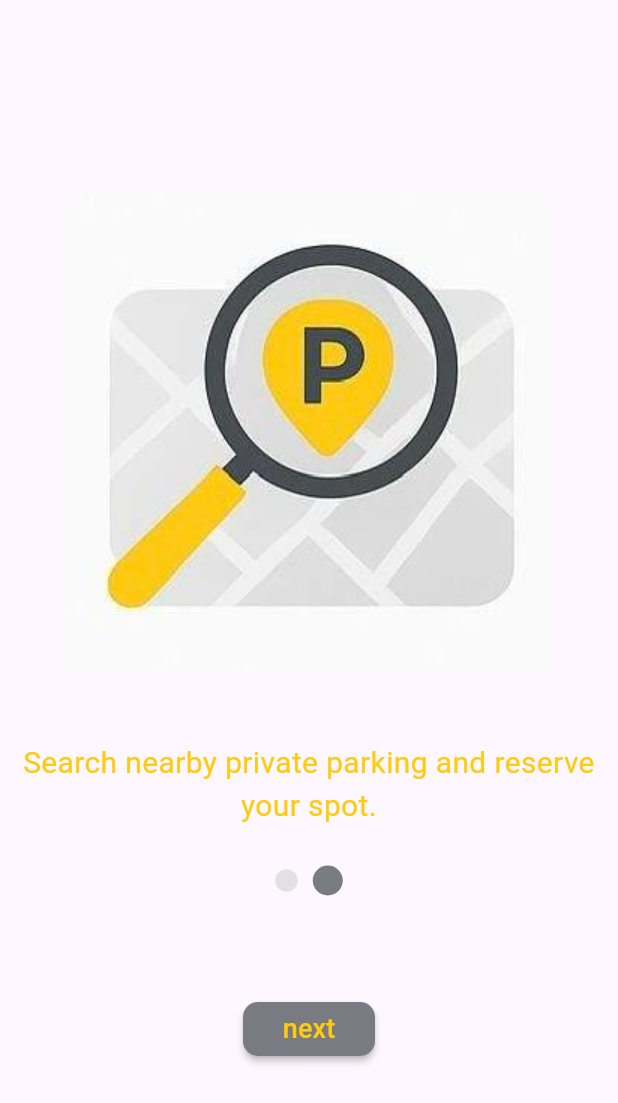
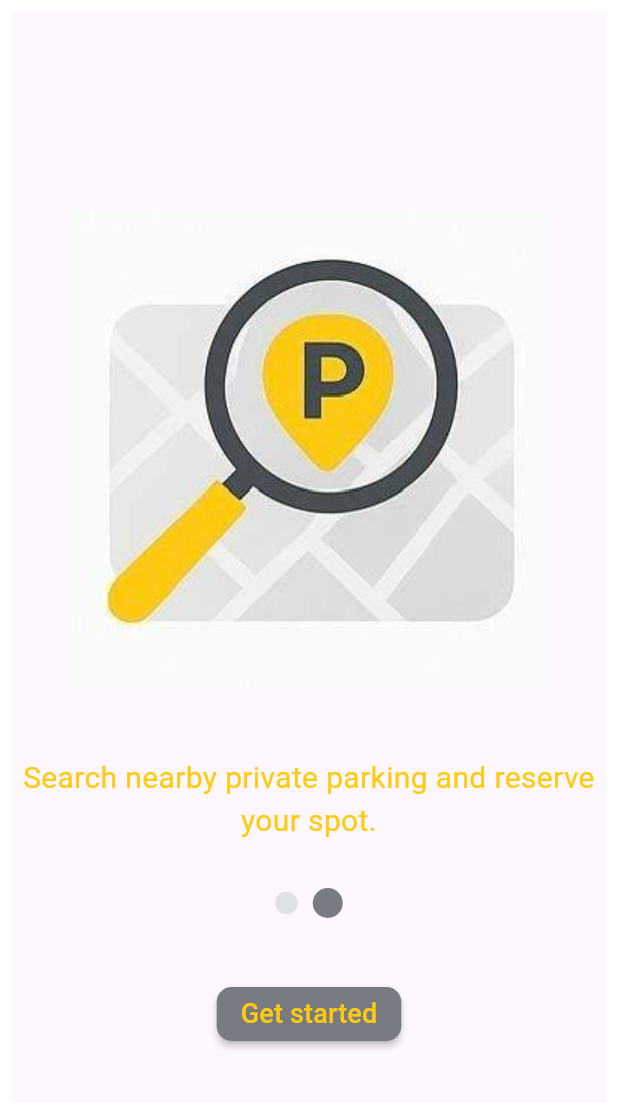
Before and after one commit to DoaaAbdulazem/smart-parking, a Flutter app: the screen it shows after launch, after a tap on "Next", on a phone screen of 412 x 824 dp. Shown: the top 1103 px of the screen. Run offline on Flutter 3.47's test engine with Material 3 defaults, Android fonts, the phone set to English and light mode, and no system bars.

Commit message:
refactoring onboarding

```diff
--- a/lib/main.dart
+++ b/lib/main.dart
@@ -1,11 +1,6 @@
 import 'package:flutter/material.dart';
-import 'package:my_project/on_boarding/screens/on_boarding_one.dart.dart';
+import 'package:my_project/my_app.dart';
 
 void main() {
-  runApp(
-    MaterialApp(
-      debugShowCheckedModeBanner: false,
-      home: OnbordingneOneScreen(),
-    ),
-  );
+  runApp(MyApp());
 }
--- /dev/null
+++ b/lib/my_app.dart
@@ -0,0 +1,14 @@
+import 'package:flutter/material.dart';
+import 'package:my_project/on_boarding/screens/on_boarding_screen_one.dart';
+
+class MyApp extends StatelessWidget {
+  const MyApp({super.key});
+
+  @override
+  Widget build(BuildContext context) {
+    return MaterialApp(
+      debugShowCheckedModeBanner: false,
+      home: OnBordingneScreenOne(),
+    );
+  }
+}
--- a/lib/on_boarding/screens/on_boarding_one.dart.dart
+++ /dev/null
@@ -1,77 +0,0 @@
-import 'package:flutter/material.dart';
-import 'package:my_project/auth/accountscreen/login.dart';
-import 'package:my_project/on_boarding/screens/oneboardingscreentwo.dart';
-import 'package:my_project/on_boarding/widget/custombuttom.dart';
-import 'package:my_project/on_boarding/widget/onebardingonetitle.dart';
-import 'package:my_project/on_boarding/widget/onebardingoneimage.dart';
-
-class OnbordingneOneScreen extends StatelessWidget {
-  const OnbordingneOneScreen({super.key});
-  @override
-  Widget build(BuildContext context) {
-    return Scaffold(
-      body: Column(
-        mainAxisAlignment: MainAxisAlignment.center,
-        children: [
-          const SizedBox(height: 30),
-          OneboardingOneImage(imagePath: 'assets/images/photo1.jpg'),
-
-          OnebardingOneDesc(
-            title:
-                "Welcome to smart parking \n Enjoy your trip your car is safe",
-          ),
-          Row(
-            mainAxisAlignment: MainAxisAlignment.center,
-            children: [
-              Container(
-                width: 20,
-                height: 20,
-                decoration: BoxDecoration(
-                  shape: BoxShape.circle,
-                  color: Color(0xff787b82),
-                ),
-              ),
-              SizedBox(width: 10),
-              SizedBox(height: 70),
-              Container(
-                width: 15,
-                height: 15,
-                decoration: BoxDecoration(
-                  shape: BoxShape.circle,
-                  color: Color.fromARGB(255, 225, 225, 227),
-                ),
-              ),
-            ],
-          ),
-
-          const SizedBox(height: 50),
-          Row(
-            mainAxisAlignment: MainAxisAlignment.spaceAround,
-            children: [
-              MyCustomButtom(
-                text: 'skip',
-                onpressed: () {
-                  Navigator.push(
-                    context,
-                    MaterialPageRoute(builder: (context) => const LoginPage()),
-                  );
-                },
-              ),
-              MyCustomButtom(
-                text: "Next",
-                onpressed: () {
-                  Navigator.push(
-                    context,
-                    MaterialPageRoute(
-                      builder: (context) => const OneBoardingScreenTwo(),
-                    ),
-                  );
-                },
-              ),
-            ],
-          ),
-        ],
-      ),
-    );
-  }
-}
--- /dev/null
+++ b/lib/on_boarding/screens/on_boarding_screen_one.dart
@@ -0,0 +1,63 @@
+import 'package:flutter/material.dart';
+import 'package:my_project/auth/accountscreen/login.dart';
+import 'package:my_project/on_boarding/screens/on_boarding_screen_two.dart';
+import 'package:my_project/on_boarding/widget/custombuttom.dart';
+import 'package:my_project/on_boarding/widget/dot.dart';
+import 'package:my_project/on_boarding/widget/dots.dart';
+import 'package:my_project/on_boarding/widget/on_boarding_title.dart';
+import 'package:my_project/on_boarding/widget/on_boarding_image.dart';
+
+class OnBordingneScreenOne extends StatelessWidget {
+  const OnBordingneScreenOne({super.key});
+  @override
+  Widget build(BuildContext context) {
+    return Padding(
+      padding: const EdgeInsets.all(8.0),
+      child: Scaffold(
+        body: Column(
+          mainAxisAlignment: MainAxisAlignment.center,
+          children: [
+            const SizedBox(height: 30),
+            OneBoardingImage(imagePath: 'assets/images/photo1.jpg'),
+
+            OnBoardingTitle(
+              title:
+                  "Welcome to smart parking \n Enjoy your trip your car is safe",
+            ),
+            SizedBox(height: 30),
+            Dots(list: [Dot(isActive: true), Dot(isActive: false)]),
+
+            const SizedBox(height: 50),
+            Row(
+              mainAxisAlignment: MainAxisAlignment.spaceAround,
+              children: [
+                MyCustomButtom(
+                  text: 'skip',
+                  onpressed: () {
+                    Navigator.push(
+                      context,
+                      MaterialPageRoute(
+                        builder: (context) => const LoginPage(),
+                      ),
+                    );
+                  },
+                ),
+                MyCustomButtom(
+                  text: "Next",
+                  onpressed: () {
+                    Navigator.push(
+                      context,
+                      MaterialPageRoute(
+                        builder: (context) => const OneBoardingScreenTwo(),
+                      ),
+                    );
+                  },
+                ),
+              ],
+            ),
+          ],
+        ),
+      ),
+    );
+  }
+}
--- /dev/null
+++ b/lib/on_boarding/screens/on_boarding_screen_two.dart
@@ -0,0 +1,41 @@
+import 'package:flutter/material.dart';
+import 'package:my_project/auth/accountscreen/login.dart';
+import 'package:my_project/on_boarding/widget/custombuttom.dart';
+import 'package:my_project/on_boarding/widget/dot.dart';
+import 'package:my_project/on_boarding/widget/dots.dart';
+import 'package:my_project/on_boarding/widget/on_boarding_image.dart';
+import 'package:my_project/on_boarding/widget/on_boarding_title.dart';
+
+class OneBoardingScreenTwo extends StatelessWidget {
+  const OneBoardingScreenTwo({super.key});
+  @override
+  Widget build(BuildContext context) {
+    return Padding(
+      padding: const EdgeInsets.all(8.0),
+      child: Scaffold(
+        body: Column(
+          mainAxisAlignment: MainAxisAlignment.center,
+          children: [
+            OneBoardingImage(imagePath: "assets/images/photo2.jpg"),
+            SizedBox(height: 30),
+            OnBoardingTitle(
+              title: "Search nearby private parking and reserve your spot.",
+            ),
+            SizedBox(height: 30),
+            Dots(list: [Dot(isActive: false), Dot(isActive: true)]),
+            const SizedBox(height: 40),
+            MyCustomButtom(
+              text: 'Get started',
+              onpressed: () {
+                Navigator.push(
+                  context,
+                  MaterialPageRoute(builder: (context) => const LoginPage()),
+                );
+              },
+            ),
+          ],
+        ),
+      ),
+    );
+  }
+}
--- a/lib/on_boarding/screens/oneboardingscreentwo.dart
+++ /dev/null
@@ -1,57 +0,0 @@
-import 'package:flutter/material.dart';
-import 'package:my_project/auth/accountscreen/login.dart';
-import 'package:my_project/on_boarding/widget/custombuttom.dart';
-import 'package:my_project/on_boarding/widget/onebardingtwoimage.dart';
-import 'package:my_project/on_boarding/widget/oneboardingtwotitle.dart';
-
-class OneBoardingScreenTwo extends StatelessWidget {
-  const OneBoardingScreenTwo({super.key});
-  @override
-  Widget build(BuildContext context) {
-    return Scaffold(
-      body: Column(
-        mainAxisAlignment: MainAxisAlignment.center,
-        children: [
-          OneBoardingTwoImage(imagepath: ("assets/images/photo2.jpg")),
-          SizedBox(height: 30),
-          OneBoardingScreenTwoTittle(
-            title: "Search nearby private parking and reserve your spot.",
-          ),
-          Row(
-            mainAxisAlignment: MainAxisAlignment.center,
-            children: [
-              Container(
-                width: 15,
-                height: 15,
-                decoration: BoxDecoration(
-                  shape: BoxShape.circle,
-                  color: Color.fromARGB(255, 225, 225, 227),
-                ),
-              ),
-              SizedBox(width: 10),
-              SizedBox(height: 70),
-              Container(
-                width: 20,
-                height: 20,
-                decoration: BoxDecoration(
-                  shape: BoxShape.circle,
-                  color: Color(0xff787b82),
-                ),
-              ),
-            ],
-          ),
-          const SizedBox(height: 40),
-          MyCustomButtom(
-            text: 'next',
-            onpressed: () {
-              Navigator.push(
-                context,
-                MaterialPageRoute(builder: (context) => const LoginPage()),
-              );
-            },
-          ),
-        ],
-      ),
-    );
-  }
-}
--- /dev/null
+++ b/lib/on_boarding/widget/dot.dart
@@ -0,0 +1,20 @@
+import 'package:flutter/material.dart';
+
+class Dot extends StatelessWidget {
+  const Dot({super.key, required this.isActive});
+  final bool isActive;
+
+  @override
+  Widget build(BuildContext context) {
+    return Container(
+      width: isActive ? 20 : 15,
+
+      height: isActive ? 20 : 15,
+      decoration: BoxDecoration(
+        shape: BoxShape.circle,
+        color:
+            isActive ? Color(0xff787b82) : Color.fromARGB(255, 225, 225, 227),
+      ),
+    );
+  }
+}
--- /dev/null
+++ b/lib/on_boarding/widget/dots.dart
@@ -0,0 +1,15 @@
+import 'package:flutter/material.dart';
+import 'package:my_project/on_boarding/widget/dot.dart';
+
+class Dots extends StatelessWidget {
+  const Dots({super.key, required this.list});
+  final List<Dot> list;
+  @override
+  Widget build(BuildContext context) {
+    return Row(
+      mainAxisAlignment: MainAxisAlignment.center,
+      spacing: 10,
+      children: list,
+    );
+  }
+}
--- a/lib/on_boarding/widget/onebardingtwoimage.dart
+++ b/lib/on_boarding/widget/on_boarding_image.dart
@@ -1,13 +1,14 @@
 import 'package:flutter/material.dart';
 
-class OneBoardingTwoImage extends StatelessWidget {
-  const OneBoardingTwoImage({super.key, required this.imagepath});
-  final String imagepath;
+class OneBoardingImage extends StatelessWidget {
+  const OneBoardingImage({super.key, required this.imagePath});
+  final String imagePath;
 
   @override
   Widget build(BuildContext context) {
     return Image.asset(
-      imagepath,
+      imagePath,
+
       width: 350,
       height: 350,
       alignment: Alignment.center,
--- a/lib/on_boarding/widget/onebardingonetitle.dart
+++ b/lib/on_boarding/widget/on_boarding_title.dart
@@ -1,7 +1,7 @@
 import 'package:flutter/material.dart';
 
-class OnebardingOneDesc extends StatelessWidget {
-  const OnebardingOneDesc({super.key, required this.title});
+class OnBoardingTitle extends StatelessWidget {
+  const OnBoardingTitle({super.key, required this.title});
   final String title;
 
   @override
--- a/lib/on_boarding/widget/onebardingoneimage.dart
+++ /dev/null
@@ -1,17 +0,0 @@
-import 'package:flutter/material.dart';
-
-class OneboardingOneImage extends StatelessWidget {
-  const OneboardingOneImage({super.key, required this.imagePath});
-  final String imagePath;
-
-  @override
-  Widget build(BuildContext context) {
-    return Image.asset(
-      imagePath,
-
-      width: 350,
-      height: 350,
-      alignment: Alignment.center,
-    );
-  }
-}
--- a/lib/on_boarding/widget/oneboardingtwotitle.dart
+++ /dev/null
@@ -1,16 +0,0 @@
-import 'package:flutter/material.dart';
-
-class OneBoardingScreenTwoTittle extends StatelessWidget {
-  const OneBoardingScreenTwoTittle({super.key, required this.title});
-  final String title;
-
-  @override
-  Widget build(BuildContext context) {
-    return Text(
-      title,
-
-      style: TextStyle(fontSize: 20, color: Color(0xfffecb10)),
-      textAlign: TextAlign.center,
-    );
-  }
-}
```
